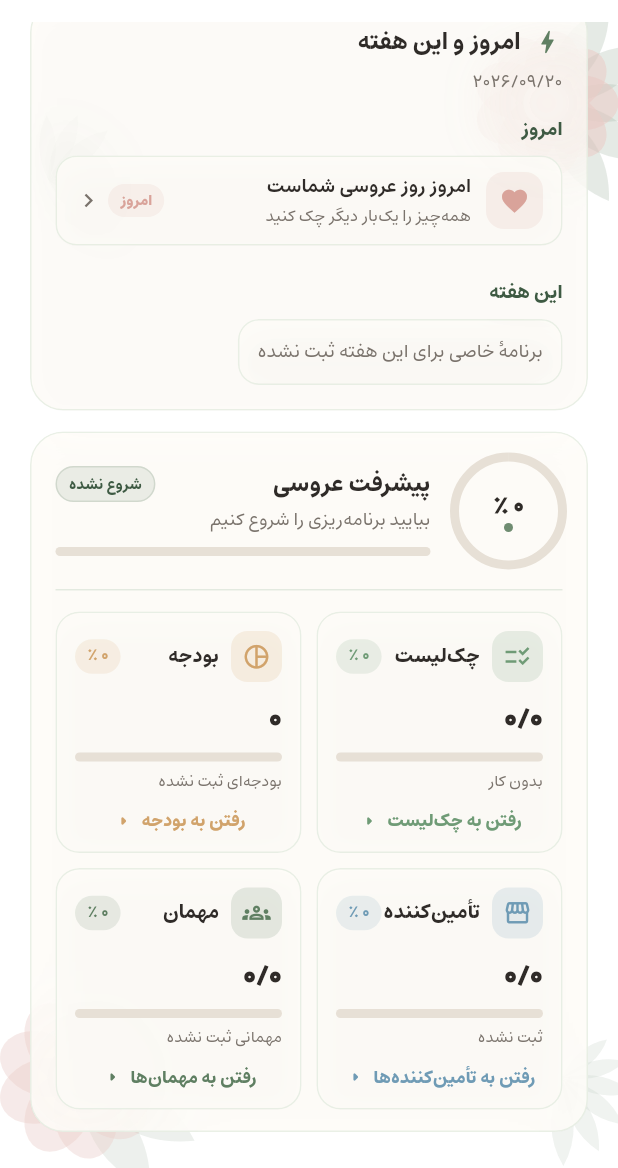
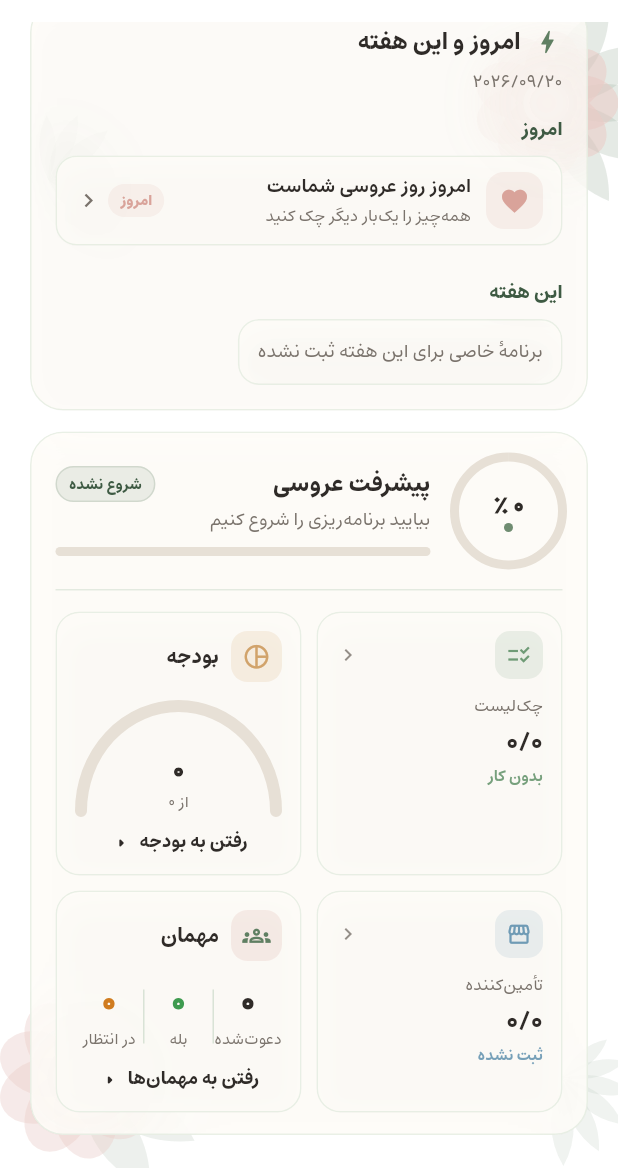
Before and after one commit to OpsyCore/wedding-time-app, a Flutter app: the HomeScreen screen opened directly with empty values, scrolled down 422 dp, on a phone screen of 412 x 824 dp, the part 68-1236 px from its top. Run offline on Flutter 3.47's test engine with Material 3 defaults, Android fonts, the phone set to English and light mode, and no system bars; our stand-ins replace cached_network_image, cloud_firestore, firebase_auth, firebase_core, image_picker, just_audio and 6 more; missing offline and left inert: audio_session, dart:html; accounts and stored records are empty; statements that could not run were skipped.

Commit message:
revert(home): restore original progress card layout (gauge budget, 3-stat guests) per reference
Co-authored-by: arena-agent <297053741+arena-agent@users.noreply.github.com>

```diff
--- a/lib/screens/home_screen.dart
+++ b/lib/screens/home_screen.dart
@@ -1,4 +1,6 @@
 import 'dart:async';
+import 'dart:math' show pi;
+
 import 'package:cloud_firestore/cloud_firestore.dart';
 import 'package:firebase_auth/firebase_auth.dart';
 import 'package:flutter/material.dart';
@@ -1716,43 +1718,24 @@ class _HomeScreenState extends State<HomeScreen> {
                                     CrossAxisAlignment.stretch,
                                 children: [
                                   Expanded(
-                                    child: _metricCard(
+                                    child: _statTile(
                                       icon: Icons.checklist_rtl_outlined,
                                       color: const Color(0xFF6F9B76),
                                       title: AppLang.tr('stat_checklist'),
                                       value:
                                           '${_displayNum(checkDone)}/${_displayNum(checkTotal)}',
-                                      percent: checkPercent,
-                                      caption: checkTotal == 0
+                                      subtitle: checkTotal == 0
                                           ? AppLang.tr('no_tasks')
-                                          : (AppLang.I.isFa
-                                              ? '${_displayNum(checkDone)} انجام‌شده از ${_displayNum(checkTotal)}'
-                                              : '$checkDone of $checkTotal done'),
-                                      goLabel: AppLang.I.isFa
-                                          ? 'رفتن به چک‌لیست'
-                                          : 'Go to checklist',
+                                          : '${_displayNum((checkPercent * 100).round())}${AppLang.tr('percent_done')}',
                                       onTap: () => _goTab(1),
                                     ),
                                   ),
                                   const SizedBox(width: 10),
                                   Expanded(
-                                    child: _metricCard(
-                                      icon: Icons.pie_chart_outline,
-                                      color: const Color(0xFFD1A36B),
-                                      title: AppLang.tr('stat_budget'),
-                                      value: _formatAmount(actual),
+                                    child: _budgetCard(
+                                      estimated: estimated,
+                                      actual: actual,
                                       percent: budgetPercent,
-                                      caption: estimated == 0
-                                          ? (AppLang.I.isFa
-                                              ? 'بودجه‌ای ثبت نشده'
-                                              : 'No budget recorded')
-                                          : (AppLang.I.isFa
-                                              ? 'از ${_formatAmount(estimated)} تومان'
-                                              : 'of ${_formatAmount(estimated)} Toman'),
-                                      goLabel: AppLang.I.isFa
-                                          ? 'رفتن به بودجه'
-                                          : 'Go to budget',
-                                      onTap: () => _goTab(2),
                                     ),
                                   ),
                                 ],
@@ -1765,44 +1748,23 @@ class _HomeScreenState extends State<HomeScreen> {
                                     CrossAxisAlignment.stretch,
                                 children: [
                                   Expanded(
-                                    child: _metricCard(
+                                    child: _statTile(
                                       icon: Icons.storefront_outlined,
                                       color: const Color(0xFF6F9BB5),
                                       title: AppLang.tr('stat_vendor'),
                                       value:
                                           '${_displayNum(vendorDone)}/${_displayNum(vendorTotal)}',
-                                      percent: vendorPercent,
-                                      caption: vendorTotal == 0
+                                      subtitle: vendorTotal == 0
                                           ? AppLang.tr('not_recorded')
-                                          : (AppLang.I.isFa
-                                              ? '${_displayNum(vendorDone)} قرارداد از ${_displayNum(vendorTotal)}'
-                                              : '$vendorDone of $vendorTotal booked'),
-                                      goLabel: AppLang.I.isFa
-                                          ? 'رفتن به تأمین‌کننده‌ها'
-                                          : 'Go to vendors',
+                                          : '${_displayNum((vendorPercent * 100).round())}${AppLang.tr('percent_booked')}',
                                       onTap: _openVendors,
                                     ),
                                   ),
                                   const SizedBox(width: 10),
                                   Expanded(
-                                    child: _metricCard(
-                                      icon: Icons.groups_outlined,
-                                      color: AppTok.accent(context),
-                                      title: AppLang.tr('stat_guest'),
-                                      value:
-                                          '${_displayNum(guestConfirmed)}/${_displayNum(guestTotal)}',
-                                      percent: guestPercent,
-                                      caption: guestTotal == 0
-                                          ? (AppLang.I.isFa
-                                              ? 'مهمانی ثبت نشده'
-                                              : 'No guests yet')
-                                          : (AppLang.I.isFa
-                                              ? '${_displayNum((guestTotal - guestConfirmed).clamp(0, guestTotal))} در انتظار پاسخ · ${_displayNum(guestTotal)} دعوت‌شده'
-                                              : '${(guestTotal - guestConfirmed).clamp(0, guestTotal)} waiting · $guestTotal invited'),
-                                      goLabel: AppLang.I.isFa
-                                          ? 'رفتن به مهمان‌ها'
-                                          : 'Go to guests',
-                                      onTap: () => _goTab(4),
+                                    child: _guestsCard(
+                                      total: guestTotal,
+                                      confirmed: guestConfirmed,
                                     ),
                                   ),
                                 ],
@@ -1823,23 +1785,15 @@ class _HomeScreenState extends State<HomeScreen> {
     );
   }
 
-  /// کارت متریک یکپارچه — هر ۴ کارت پیشرفت (چک‌لیست، بودجه،
-  /// تأمین‌کننده، مهمان) با همین اسکلت مشترک تا یکدست به نظر برسند.
-  Widget _metricCard({
-    required IconData icon,
-    required Color color,
-    required String title,
-    required String value,
+  /// کارت بودجه با گیج نیم‌دایره — مشابه طرح مرجع
+  Widget _budgetCard({
+    required int estimated,
+    required int actual,
     required double percent,
-    required String caption,
-    required String goLabel,
-    required VoidCallback onTap,
   }) {
     final text = AppTok.text(context);
     final textSoft = AppTok.textSoft(context);
-    final p = percent.clamp(0.0, 1.0);
-    final pctLabel =
-        '${_displayNum((p * 100).round())}${AppLang.tr('percent_unit')}';
+    const color = Color(0xFFD1A36B);
 
     return PageGlass(
       opacity: 0.82,
@@ -1847,7 +1801,7 @@ class _HomeScreenState extends State<HomeScreen> {
       borderRadius: 16,
       padding: const EdgeInsets.fromLTRB(12, 12, 12, 10),
       child: InkWell(
-        onTap: onTap,
+        onTap: () => _goTab(2),
         borderRadius: BorderRadius.circular(16),
         child: Column(
           crossAxisAlignment: CrossAxisAlignment.start,
@@ -1861,33 +1815,15 @@ class _HomeScreenState extends State<HomeScreen> {
                     color: color.withValues(alpha: 0.16),
                     borderRadius: BorderRadius.circular(11),
                   ),
-                  child: Icon(icon, color: color, size: 19),
+                  child: const Icon(Icons.pie_chart_outline, color: color, size: 19),
                 ),
                 const SizedBox(width: 8),
                 Expanded(
                   child: Text(
-                    title,
-                    maxLines: 1,
-                    overflow: TextOverflow.ellipsis,
+                    AppLang.tr('stat_budget'),
                     style: TextStyle(
                       color: text,
-                      fontSize: 13.5,
-                      fontWeight: FontWeight.w800,
-                    ),
-                  ),
-                ),
-                Container(
-                  padding: const EdgeInsets.symmetric(
-                      horizontal: 8, vertical: 4),
-                  decoration: BoxDecoration(
-                    color: color.withValues(alpha: 0.14),
-                    borderRadius: BorderRadius.circular(20),
-                  ),
-                  child: Text(
-                    pctLabel,
-                    style: TextStyle(
-                      color: color,
-                      fontSize: 10.5,
+                      fontSize: 14,
                       fontWeight: FontWeight.w800,
                     ),
                   ),
@@ -1895,62 +1831,157 @@ class _HomeScreenState extends State<HomeScreen> {
               ],
             ),
             const SizedBox(height: 12),
-            Text(
-              value,
-              maxLines: 1,
-              overflow: TextOverflow.ellipsis,
-              style: TextStyle(
-                color: text,
-                fontSize: 19,
-                fontWeight: FontWeight.w900,
+            Center(
+              child: CustomPaint(
+                painter: _HalfGaugePainter(
+                  value: percent,
+                  track: AppTok.ringTrack(context),
+                  fill: color,
+                ),
+                child: SizedBox(
+                  width: 150,
+                  height: 76,
+                  child: Column(
+                    mainAxisAlignment: MainAxisAlignment.end,
+                    children: [
+                      Text(
+                        _formatAmount(actual),
+                        maxLines: 1,
+                        overflow: TextOverflow.ellipsis,
+                        style: TextStyle(
+                          color: text,
+                          fontSize: 16,
+                          fontWeight: FontWeight.w900,
+                        ),
+                      ),
+                      const SizedBox(height: 2),
+                      Text(
+                        AppLang.I.isFa
+                            ? 'از ${_formatAmount(estimated)}'
+                            : 'of ${_formatAmount(estimated)}',
+                        maxLines: 1,
+                        overflow: TextOverflow.ellipsis,
+                        style: TextStyle(color: textSoft, fontSize: 10.5),
+                      ),
+                    ],
+                  ),
+                ),
               ),
-            ),
-            const SizedBox(height: 8),
-            _miniBar(p, color),
-            const SizedBox(height: 6),
-            Text(
-              caption,
-              maxLines: 1,
-              overflow: TextOverflow.ellipsis,
-              style: TextStyle(color: textSoft, fontSize: 10.5),
             ),
             const Spacer(),
             const SizedBox(height: 8),
-            _goLink(goLabel, onTap, color: color),
+            _goLink(
+              AppLang.I.isFa ? 'رفتن به بودجه' : 'Go to budget',
+              () => _goTab(2),
+            ),
           ],
         ),
       ),
     );
   }
 
-  /// نوار پیشرفت باریکِ رنگیِ مشترک همهٔ کارت‌های متریک
-  Widget _miniBar(double value, Color color) {
-    return Container(
-      height: 6,
-      decoration: BoxDecoration(
-        color: AppTok.ringTrack(context),
-        borderRadius: BorderRadius.circular(99),
-      ),
-      child: Align(
-        alignment: AlignmentDirectional.centerStart,
-        child: FractionallySizedBox(
-          widthFactor: value.clamp(0.0, 1.0),
-          child: Container(
-            decoration: BoxDecoration(
-              gradient: LinearGradient(colors: [
-                color.withValues(alpha: 0.7),
-                color,
-              ]),
-              borderRadius: BorderRadius.circular(99),
+  /// کارت مهمان‌ها با آمار سه‌ستونه — مشابه طرح مرجع
+  Widget _guestsCard({
+    required int total,
+    required int confirmed,
+  }) {
+    final text = AppTok.text(context);
+    final border = AppTok.border(context);
+    final waiting = (total - confirmed).clamp(0, total);
+    const green = Color(0xFF3E9B4F);
+    const orange = Color(0xFFD07C1F);
+
+    return PageGlass(
+      opacity: 0.82,
+      blurSigma: 10,
+      borderRadius: 16,
+      padding: const EdgeInsets.fromLTRB(12, 12, 12, 10),
+      child: InkWell(
+        onTap: () => _goTab(4),
+        borderRadius: BorderRadius.circular(16),
+        child: Column(
+          crossAxisAlignment: CrossAxisAlignment.start,
+          children: [
+            Row(
+              children: [
+                Container(
+                  width: 34,
+                  height: 34,
+                  decoration: BoxDecoration(
+                    color: AppTok.accentSoft(context).withValues(alpha: 0.18),
+                    borderRadius: BorderRadius.circular(11),
+                  ),
+                  child: Icon(
+                    Icons.groups_outlined,
+                    color: AppTok.accent(context),
+                    size: 19,
+                  ),
+                ),
+                const SizedBox(width: 8),
+                Expanded(
+                  child: Text(
+                    AppLang.tr('stat_guest'),
+                    style: TextStyle(
+                      color: text,
+                      fontSize: 14,
+                      fontWeight: FontWeight.w800,
+                    ),
+                  ),
+                ),
+              ],
             ),
-          ),
+            const SizedBox(height: 14),
+            Row(
+              children: [
+                _gStat(_displayNum(total),
+                    AppLang.I.isFa ? 'دعوت‌شده' : 'invited', text),
+                Container(width: 1, height: 36, color: border),
+                _gStat(_displayNum(confirmed),
+                    AppLang.I.isFa ? 'بله' : 'yes', green),
+                Container(width: 1, height: 36, color: border),
+                _gStat(_displayNum(waiting),
+                    AppLang.I.isFa ? 'در انتظار' : 'waiting', orange),
+              ],
+            ),
+            const Spacer(),
+            const SizedBox(height: 8),
+            _goLink(
+              AppLang.I.isFa ? 'رفتن به مهمان‌ها' : 'Go to guests',
+              () => _goTab(4),
+            ),
+          ],
         ),
       ),
     );
   }
 
-  Widget _goLink(String label, VoidCallback onTap, {Color? color}) {
-    final c = color ?? AppTok.text(context);
+  Widget _gStat(String value, String label, Color color) {
+    return Expanded(
+      child: Column(
+        children: [
+          Text(
+            value,
+            style: TextStyle(
+              color: color,
+              fontSize: 20,
+              fontWeight: FontWeight.w900,
+            ),
+          ),
+          const SizedBox(height: 2),
+          Text(
+            label,
+            style: TextStyle(
+              color: AppTok.textSoft(context),
+              fontSize: 10.5,
+            ),
+          ),
+        ],
+      ),
+    );
+  }
+
+  Widget _goLink(String label, VoidCallback onTap) {
+    final text = AppTok.text(context);
     return InkWell(
       onTap: onTap,
       child: Padding(
@@ -1961,8 +1992,8 @@ class _HomeScreenState extends State<HomeScreen> {
             Text(
               label,
               style: TextStyle(
-                color: c,
-                fontSize: 12,
+                color: text,
+                fontSize: 12.5,
                 fontWeight: FontWeight.w700,
               ),
             ),
@@ -1972,11 +2003,88 @@ class _HomeScreenState extends State<HomeScreen> {
                   ? Icons.arrow_left_rounded
                   : Icons.arrow_right_rounded,
               size: 16,
-              color: c,
+              color: text,
             ),
           ],
         ),
       ),
+    );
+  }
+
+  Widget _statTile({
+    required IconData icon,
+    required Color color,
+    required String title,
+    required String value,
+    required String subtitle,
+    required VoidCallback onTap,
+  }) {
+    final text = AppTok.text(context);
+    final textSoft = AppTok.textSoft(context);
+
+    return PageGlass(
+      opacity: 0.82,
+      blurSigma: 10,
+      borderRadius: 16,
+      padding: const EdgeInsets.fromLTRB(12, 12, 12, 12),
+      child: InkWell(
+        onTap: onTap,
+        borderRadius: BorderRadius.circular(16),
+          child: Column(
+            crossAxisAlignment: CrossAxisAlignment.start,
+            children: [
+              Row(
+                children: [
+                  Container(
+                    width: 32,
+                    height: 32,
+                    decoration: BoxDecoration(
+                      color: color.withValues(alpha: 0.14),
+                      borderRadius: BorderRadius.circular(10),
+                    ),
+                    child: Icon(icon, color: color, size: 17),
+                  ),
+                  const Spacer(),
+                  Icon(
+                    AppLang.I.isFa ? Icons.chevron_left : Icons.chevron_right,
+                    size: 16,
+                    color: textSoft.withValues(alpha: 0.8),
+                  ),
+                ],
+              ),
+              const SizedBox(height: 10),
+              Text(
+                title,
+                style: TextStyle(
+                  color: textSoft,
+                  fontSize: 11,
+                ),
+              ),
+              const SizedBox(height: 4),
+              Text(
+                value,
+                maxLines: 1,
+                overflow: TextOverflow.ellipsis,
+                style: TextStyle(
+                  color: text,
+                  fontSize: 18,
+                  fontWeight: FontWeight.bold,
+                ),
+              ),
+              const SizedBox(height: 2),
+              Text(
+                subtitle,
+                maxLines: 1,
+                overflow: TextOverflow.ellipsis,
+                style: TextStyle(
+                  color: color.withValues(alpha: 0.95),
+                  fontSize: 10.5,
+                  fontWeight: FontWeight.w600,
+                ),
+              ),
+            ],
+          ),
+        ),
     );
   }
 }
@@ -2034,3 +2142,49 @@ class _HeartClipper extends CustomClipper<Path> {
   @override
   bool shouldReclip(covariant CustomClipper<Path> oldClipper) => false;
 }
+
+/// گیج نیم‌دایره برای کارت بودجه
+class _HalfGaugePainter extends CustomPainter {
+  _HalfGaugePainter({
+    required this.value,
+    required this.track,
+    required this.fill,
+  });
+
+  final double value;
+  final Color track;
+  final Color fill;
+
+  @override
+  void paint(Canvas canvas, Size size) {
+    const stroke = 8.0;
+    final rect = Rect.fromLTRB(
+      stroke / 2,
+      stroke / 2,
+      size.width - stroke / 2,
+      (size.height - stroke / 2) * 2,
+    );
+    final trackPaint = Paint()
+      ..style = PaintingStyle.stroke
+      ..strokeWidth = stroke
+      ..strokeCap = StrokeCap.round
+      ..color = track;
+    canvas.drawArc(rect, pi, pi, false, trackPaint);
+
+    final v = value.clamp(0.0, 1.0);
+    if (v > 0.001) {
+      final fillPaint = Paint()
+        ..style = PaintingStyle.stroke
+        ..strokeWidth = stroke
+        ..strokeCap = StrokeCap.round
+        ..color = fill;
+      canvas.drawArc(rect, pi, pi * v, false, fillPaint);
+    }
+  }
+
+  @override
+  bool shouldRepaint(covariant _HalfGaugePainter oldDelegate) =>
+      oldDelegate.value != value ||
+      oldDelegate.track != track ||
+      oldDelegate.fill != fill;
+}
```
